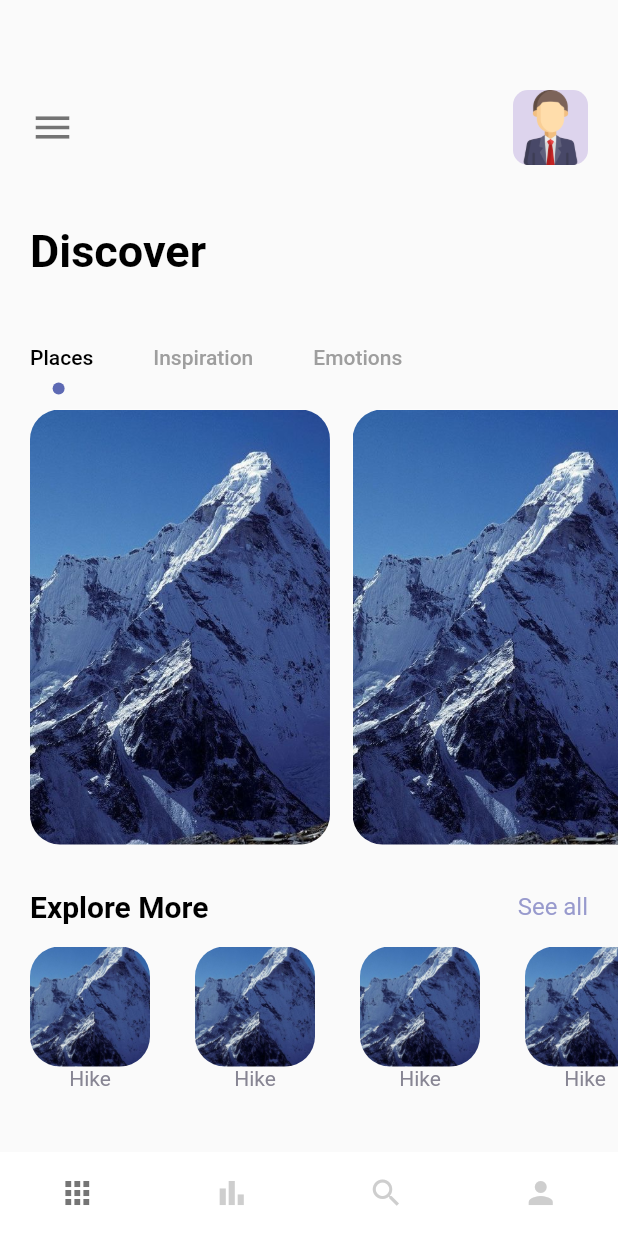
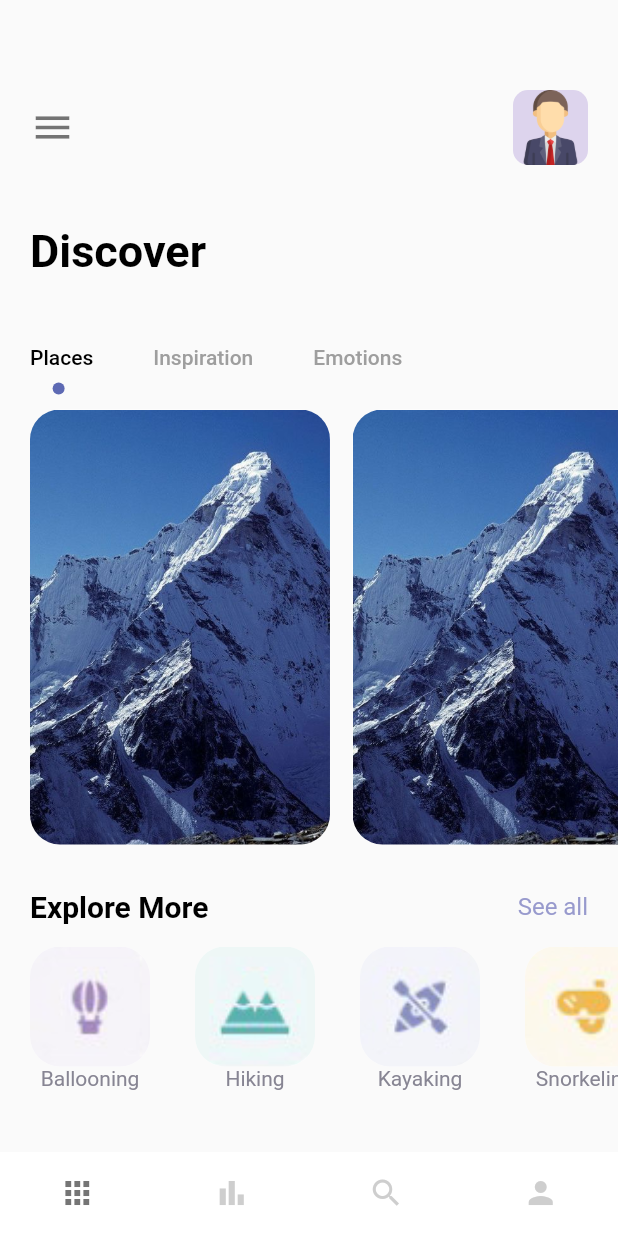
Before and after one commit to cjchika/travel_app, a Flutter app: the screen it shows after launch, on a phone screen of 412 x 824 dp. Run offline on Flutter 3.47's test engine with Material 2 defaults, Android fonts, the phone set to English and light mode, and no system bars.

Commit message:
Home Screen

```diff
--- a/lib/screens/navscreens/home_screen.dart
+++ b/lib/screens/navscreens/home_screen.dart
@@ -14,10 +14,10 @@ class HomeScreen extends StatefulWidget {
 
 class _HomeScreenState extends State<HomeScreen> with TickerProviderStateMixin {
   var imageText = {
-    "ballooning.png":"Ballooning",
+    "balloning.png":"Ballooning",
     "hiking.png":"Hiking",
     "kayaking.png":"Kayaking",
-    "snorkeling.png":"Snorkeling"
+    "snorkling.png":"Snorkeling"
   };
 
   @override
@@ -135,12 +135,12 @@ class _HomeScreenState extends State<HomeScreen> with TickerProviderStateMixin {
                           decoration: BoxDecoration(
                             borderRadius: BorderRadius.circular(20),
                             color: Colors.white,
-                            image: const DecorationImage(
-                                image: AssetImage("img/mountain.jpeg"),
+                            image: DecorationImage(
+                                image: AssetImage("img/${imageText.keys.elementAt(index)}"),
                                 fit: BoxFit.cover),
                           ),
                         ),
-                        Container(child: AppText(text: "Hike", size: 14, color: AppColors.textColor2,),)
+                        Container(child: AppText(text: "${imageText.values.elementAt(index)}", size: 14, color: AppColors.textColor2,),)
                       ],
                     ),
                   );
--- a/pubspec.yaml
+++ b/pubspec.yaml
@@ -66,6 +66,10 @@ flutter:
      - img/button-one.png
      - img/user.png
      - img/mountain.jpeg
+     - img/balloning.png
+     - img/kayaking.png
+     - img/hiking.png
+     - img/snorkling.png
 
   # An image asset can refer to one or more resolution-specific "variants", see
   # https://flutter.dev/assets-and-images/#resolution-aware
```
